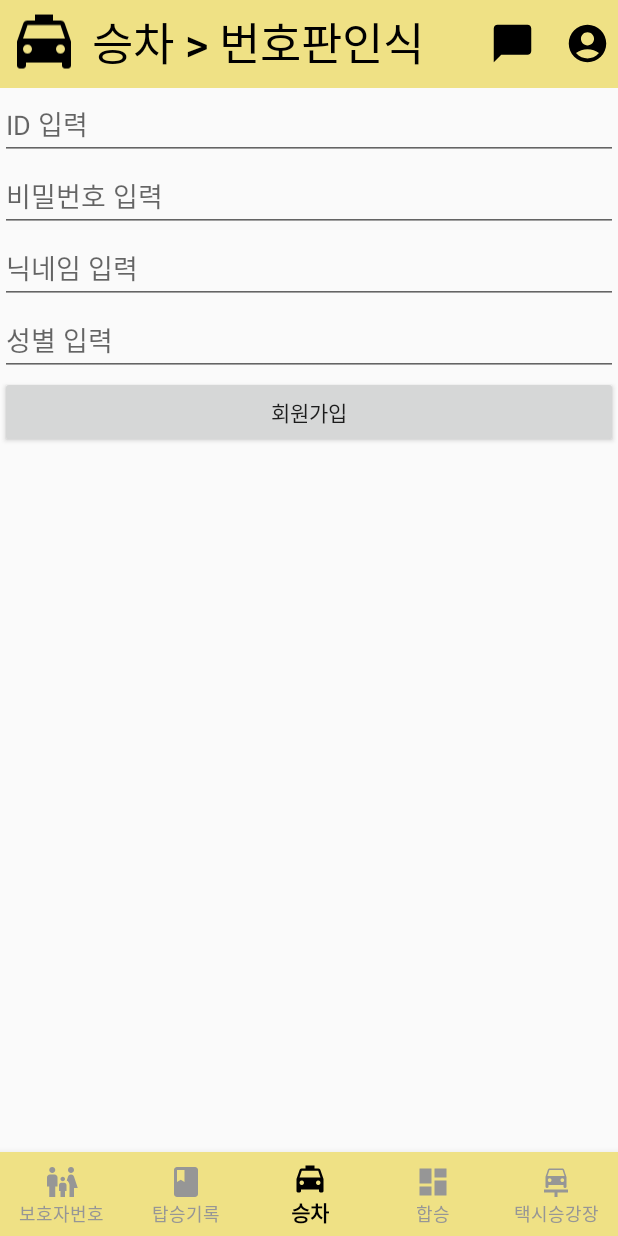
After one commit to jeonghyeon4782/taxi-revolution, an Android app: the fragment ResisterFragment placed in its activity, on a phone screen of 412 x 824 dp. The commit adds this screen. Run offline under Robolectric (Android 15) with nearby library versions, the light colour scheme and no system bars; libraries missing offline, so code that uses them is left out: com.googlecode.tesseract, org.opencv.android, org.opencv.core, org.opencv.imgproc; 2 statements that could not run were skipped.

Commit message:
2023-07-12

```diff
--- a/app/src/main/java/com/jeonghyeon/taxiproject/activity/MainActivity.java
+++ b/app/src/main/java/com/jeonghyeon/taxiproject/activity/MainActivity.java
@@ -23,6 +23,7 @@
 import com.jeonghyeon.taxiproject.fragment.AlightingCheckFragment;
 import com.jeonghyeon.taxiproject.fragment.BoardingCheckFragment;
 import com.jeonghyeon.taxiproject.fragment.GuardianFragment;
+import com.jeonghyeon.taxiproject.fragment.LoginFragment;
 import com.jeonghyeon.taxiproject.fragment.RecognizeFragment;
 import com.jeonghyeon.taxiproject.fragment.RecordFragment;
 import com.jeonghyeon.taxiproject.fragment.RidingFragment;
@@ -36,6 +37,7 @@
     private BottomNavigationView bottomNavigationView;
 
     // Fragment 선언
+    private LoginFragment loginFragment;
     private GuardianFragment guardianFragment;
     private RecognizeFragment recognizeFragment;
     private RecordFragment recordFragment;
@@ -65,6 +67,7 @@
         getWindow().addFlags(WindowManager.LayoutParams.FLAG_KEEP_SCREEN_ON);
 
         // Fragment 객체 초기화
+        loginFragment = new LoginFragment();
         guardianFragment = new GuardianFragment();
         recognizeFragment = new RecognizeFragment();
         recordFragment = new RecordFragment();
@@ -131,6 +134,10 @@
                         startAnimation();
                         logo.setText("보호자번호");
                         getSupportFragmentManager().beginTransaction().replace(R.id.containers, guardianFragment).commit();
+                        return true;
+                    case R.id.action_board:
+                        startAnimation();
+                        getSupportFragmentManager().beginTransaction().replace(R.id.containers, loginFragment).commit();
                         return true;
                     case R.id.action_taxi:
                         startAnimation();
--- a/app/src/main/java/com/jeonghyeon/taxiproject/api/API.java
+++ b/app/src/main/java/com/jeonghyeon/taxiproject/api/API.java
@@ -1,13 +1,24 @@
 package com.jeonghyeon.taxiproject.api;
 
-import com.jeonghyeon.taxiproject.dto.TaxiStandResponse;
+import com.jeonghyeon.taxiproject.dto.request.LoginRequest;
+import com.jeonghyeon.taxiproject.dto.request.ResisterRequest;
+import com.jeonghyeon.taxiproject.dto.response.MemberResponse;
+import com.jeonghyeon.taxiproject.dto.response.TaxiStandResponse;
 
 import java.util.List;
 
 import retrofit2.Call;
+import retrofit2.http.Body;
 import retrofit2.http.GET;
+import retrofit2.http.POST;
 
 public interface API {
     @GET("/api/taxiStand")
     Call<List<TaxiStandResponse>> findAllTaxiStand();
+
+    @POST("/auth/login")
+    Call<MemberResponse> login(@Body LoginRequest loginRequest);
+
+    @POST("/auth/register")
+    Call<MemberResponse> resister(@Body ResisterRequest resisterRequest);
 }
--- a/app/src/main/java/com/jeonghyeon/taxiproject/dto/TaxiStandResponse.java
+++ b/app/src/main/java/com/jeonghyeon/taxiproject/dto/response/TaxiStandResponse.java
@@ -1,4 +1,4 @@
-package com.jeonghyeon.taxiproject.dto;
+package com.jeonghyeon.taxiproject.dto.response;
 
 public class TaxiStandResponse {
     private Long id;
--- /dev/null
+++ b/app/src/main/java/com/jeonghyeon/taxiproject/fragment/ResisterFragment.java
@@ -0,0 +1,100 @@
+package com.jeonghyeon.taxiproject.fragment;
+
+import android.os.Bundle;
+
+import androidx.fragment.app.Fragment;
+
+import android.view.LayoutInflater;
+import android.view.View;
+import android.view.ViewGroup;
+import android.widget.Button;
+import android.widget.EditText;
+import android.widget.Toast;
+
+import com.jeonghyeon.taxiproject.R;
+import com.jeonghyeon.taxiproject.api.API;
+import com.jeonghyeon.taxiproject.dto.request.ResisterRequest;
+import com.jeonghyeon.taxiproject.dto.response.MemberResponse;
+
+import retrofit2.Call;
+import retrofit2.Callback;
+import retrofit2.Response;
+import retrofit2.Retrofit;
+import retrofit2.converter.gson.GsonConverterFactory;
+
+public class ResisterFragment extends Fragment {
+
+    private EditText etId, etPassword, etNickname, etGender;
+    private Button btnResister;
+
+    public ResisterFragment() {
+
+    }
+
+    @Override
+    public void onCreate(Bundle savedInstanceState) {
+        super.onCreate(savedInstanceState);
+
+    }
+
+    @Override
+    public View onCreateView(LayoutInflater inflater, ViewGroup container,
+                             Bundle savedInstanceState) {
+        View view = inflater.inflate(R.layout.fragment_resister, container, false);
+
+        etId = view.findViewById(R.id.et_id);
+        etPassword = view.findViewById(R.id.et_password);
+        etNickname = view.findViewById(R.id.et_nickname);
+        etGender = view.findViewById(R.id.et_gender);
+        btnResister = view.findViewById(R.id.btn_resister);
+
+        btnResister.setOnClickListener(new View.OnClickListener() {
+            @Override
+            public void onClick(View v) {
+                fetchDataFromAPI(etId.getText().toString(), etPassword.getText().toString(), etNickname.getText().toString(), Integer.parseInt(etGender.getText().toString()));
+            }
+        });
+
+        return view;
+    }
+
+    private void fetchDataFromAPI(String username, String password, String nickname, int gender) {
+        // Retrofit 객체 생성
+        Retrofit retrofit = new Retrofit.Builder()
+                .baseUrl("http://192.168.85.20:8000/") // 스프링부트 API의 기본 URL을 설정
+                .addConverterFactory(GsonConverterFactory.create())
+                .build();
+
+        // API 인터페이스 생성
+        API apiService = retrofit.create(API.class);
+
+        // 로그인 요청 데이터 생성
+        ResisterRequest resisterRequest = new ResisterRequest(username, password, nickname, gender);
+
+        // API 호출
+        Call<MemberResponse> call = apiService.resister(resisterRequest);
+        call.enqueue(new Callback<MemberResponse>() {
+            @Override
+            public void onResponse(Call<MemberResponse> call, Response<MemberResponse> response) {
+                if (response.isSuccessful()) {
+                    MemberResponse memberResponse = response.body();
+                    String id = memberResponse.getData();
+                    showToast(id);
+
+                } else {
+                    // API 호출이 실패한 경우에 대한 처리 작성
+                }
+            }
+
+            @Override
+            public void onFailure(Call<MemberResponse> call, Throwable t) {
+                // API 호출이 실패한 경우에 대한 처리 작성
+            }
+        });
+    }
+
+    // toast 보여주기
+    private void showToast(String message) {
+        Toast.makeText(requireContext(), message, Toast.LENGTH_SHORT).show();
+    }
+}
--- a/app/src/main/java/com/jeonghyeon/taxiproject/fragment/TaxiStandFragment.java
+++ b/app/src/main/java/com/jeonghyeon/taxiproject/fragment/TaxiStandFragment.java
@@ -31,7 +31,7 @@
 import com.jeonghyeon.taxiproject.R;
 import com.jeonghyeon.taxiproject.activity.MainActivity;
 import com.jeonghyeon.taxiproject.api.API;
-import com.jeonghyeon.taxiproject.dto.TaxiStandResponse;
+import com.jeonghyeon.taxiproject.dto.response.TaxiStandResponse;
 
 import java.io.IOException;
 import java.util.List;
@@ -233,7 +233,7 @@
     private void fetchDataFromAPI() {
         // Retrofit 객체 생성
         Retrofit retrofit = new Retrofit.Builder()
-                .baseUrl("http://192.168.134.20:8000/") // 스프링부트 API의 기본 URL을 설정
+                .baseUrl("http://192.168.85.20:8000/") // 스프링부트 API의 기본 URL을 설정
                 .addConverterFactory(GsonConverterFactory.create())
                 .build();
 
--- /dev/null
+++ b/app/src/main/res/layout/fragment_resister.xml
@@ -0,0 +1,40 @@
+<?xml version="1.0" encoding="utf-8"?>
+<LinearLayout xmlns:android="http://schemas.android.com/apk/res/android"
+    xmlns:tools="http://schemas.android.com/tools"
+    android:layout_width="match_parent"
+    android:layout_height="match_parent"
+    android:orientation="vertical"
+    tools:context=".fragment.ResisterFragment">
+
+    <EditText
+        android:id="@+id/et_id"
+        android:layout_width="match_parent"
+        android:layout_height="wrap_content"
+        android:hint="ID 입력"/>
+
+    <EditText
+        android:id="@+id/et_password"
+        android:layout_width="match_parent"
+        android:layout_height="wrap_content"
+        android:hint="비밀번호 입력"/>
+
+    <EditText
+        android:id="@+id/et_nickname"
+        android:layout_width="match_parent"
+        android:layout_height="wrap_content"
+        android:hint="닉네임 입력"/>
+
+    <EditText
+        android:id="@+id/et_gender"
+        android:layout_width="match_parent"
+        android:layout_height="wrap_content"
+        android:hint="성별 입력"/>
+
+
+    <Button
+        android:id="@+id/btn_resister"
+        android:layout_width="match_parent"
+        android:layout_height="wrap_content"
+        android:text="회원가입"/>
+
+</LinearLayout>
```
Also changed, not shown: app/src/main/java/com/jeonghyeon/taxiproject/dto/request/LoginRequest.java (added, +27 -0 lines), app/src/main/java/com/jeonghyeon/taxiproject/dto/request/ResisterRequest.java (added, +47 -0 lines), app/src/main/java/com/jeonghyeon/taxiproject/dto/response/MemberResponse.java (added, +22 -0 lines), app/src/main/java/com/jeonghyeon/taxiproject/fragment/LoginFragment.java (added, +121 -0 lines), app/src/main/res/layout/fragment_login.xml (added, +33 -0 lines), 39 other files.
